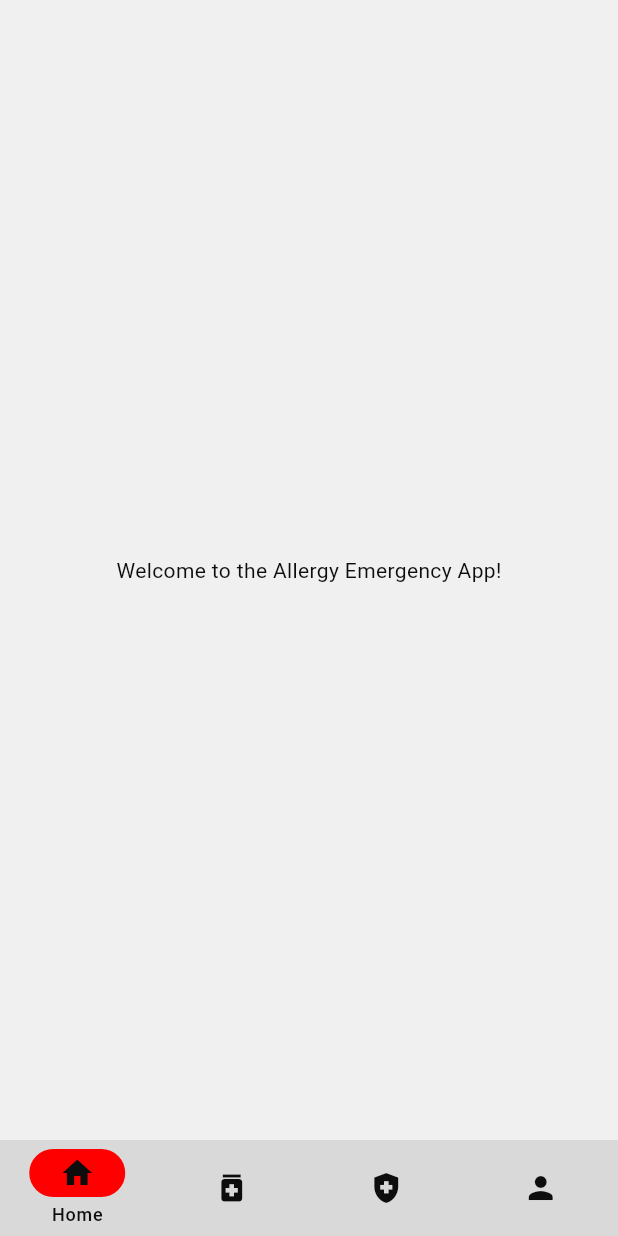
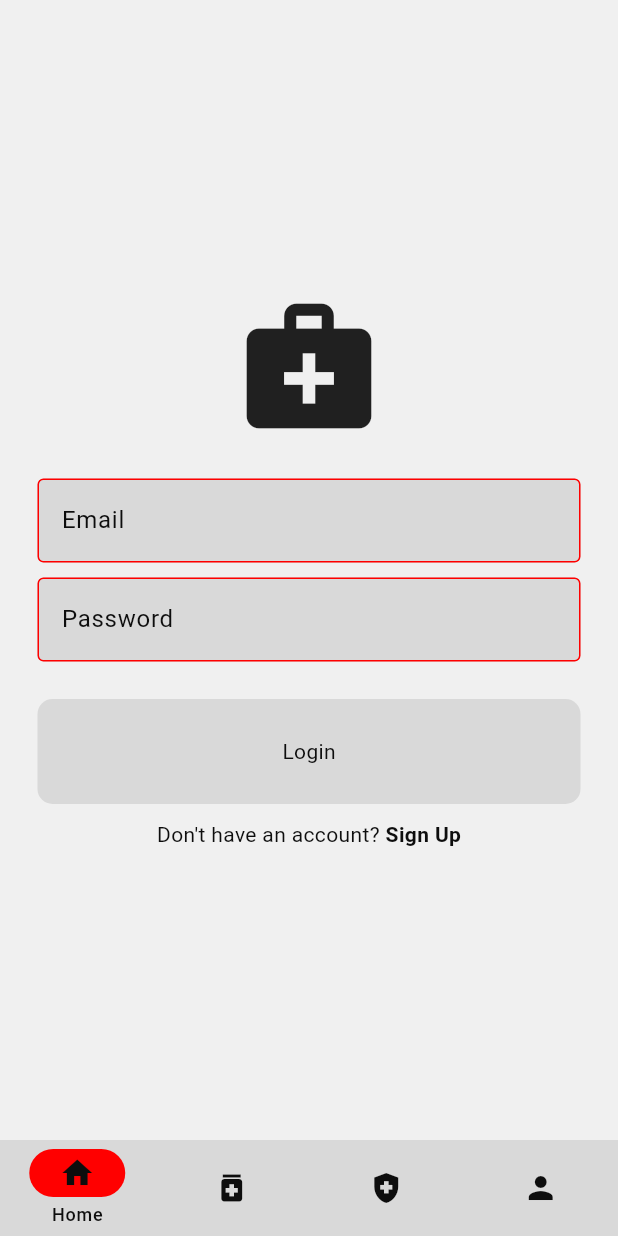
Before and after one commit to Boomexe/Emergency-Allergy-App, a Flutter app: the screen it shows after launch, on a phone screen of 412 x 824 dp. Run offline on Flutter 3.47's test engine with Material 3 defaults, Android fonts, the phone set to English and light mode, and no system bars; our stand-ins replace firebase_auth, firebase_core, flutter_secure_storage, multi_select_flutter; missing offline and left inert: day_picker; accounts and stored records are empty.

Commit message:
firebase auth

```diff
--- /dev/null
+++ b/lib/auth/auth_service.dart
@@ -0,0 +1,17 @@
+import 'package:firebase_auth/firebase_auth.dart';
+
+class AuthService {
+  final FirebaseAuth _auth = FirebaseAuth.instance;
+
+  Future<User?> signInWithEmailAndPassword(String email, String password) async {
+    try {
+      final UserCredential userCredential = await _auth.signInWithEmailAndPassword(
+        email: email,
+        password: password,
+      );
+      return userCredential.user;
+    } on FirebaseAuthException catch (e) {
+      throw Exception(e.code);
+    }
+  }
+}
--- /dev/null
+++ b/lib/auth/login_or_register_screen.dart
@@ -0,0 +1,29 @@
+import 'package:emergency_allergy_app/screens/login_screen.dart';
+import 'package:emergency_allergy_app/screens/register_screen.dart';
+import 'package:flutter/material.dart';
+
+class LoginOrRegister extends StatefulWidget {
+  const LoginOrRegister({super.key});
+
+  @override
+  State<LoginOrRegister> createState() => _LoginOrRegisterState();
+}
+
+class _LoginOrRegisterState extends State<LoginOrRegister> {
+  bool showLoginPage = true;
+
+  void togglePages() {
+    setState(() {
+      showLoginPage = !showLoginPage;
+    });
+  }
+
+  @override
+  Widget build(BuildContext context) {
+    if (showLoginPage) {
+      return LoginScreen(onTap: togglePages);
+    } else {
+      return RegisterScreen(onTap: togglePages);
+    }
+  }
+}
--- /dev/null
+++ b/lib/components/form_button.dart
@@ -0,0 +1,27 @@
+import 'package:flutter/foundation.dart';
+import 'package:flutter/material.dart';
+import 'package:flutter/widgets.dart';
+
+class FormButton extends StatelessWidget {
+  final void Function() onTap;
+  final String text;
+  const FormButton({super.key, required this.onTap, required this.text});
+
+  @override
+  Widget build(BuildContext context) {
+    return GestureDetector(
+      onTap: onTap,
+      child: Container(
+        decoration: BoxDecoration(
+          borderRadius: BorderRadius.circular(10),
+          color: Theme.of(context).colorScheme.primary,
+        ),
+        padding: const EdgeInsets.all(25),
+        margin: const EdgeInsets.symmetric(horizontal: 25),
+        child: Center(
+          child: Text(text),
+        ),
+      ),
+    );
+  }
+}
--- /dev/null
+++ b/lib/components/form_textfield.dart
@@ -0,0 +1,31 @@
+import 'package:flutter/material.dart';
+
+class FormTextField extends StatelessWidget {
+  final String hintText;
+  final bool obscureText;
+  final TextEditingController textController;
+  const FormTextField({super.key, required this.hintText, this.obscureText = false, required this.textController});
+
+  @override
+  Widget build(BuildContext context) {
+    return Padding(
+      padding: const EdgeInsets.symmetric(horizontal: 25),
+      child: TextField(
+        controller: textController,
+        decoration: InputDecoration(
+          enabledBorder: OutlineInputBorder(
+              borderSide:
+                  BorderSide(color: Theme.of(context).colorScheme.secondary)),
+          focusedBorder: OutlineInputBorder(
+              borderSide:
+                  BorderSide(color: Theme.of(context).colorScheme.secondary)),
+          hintText: hintText,
+          filled: true,
+          fillColor: Theme.of(context).colorScheme.primary,
+        ),
+
+        obscureText: obscureText,
+      ),
+    );
+  }
+}
--- a/lib/main.dart
+++ b/lib/main.dart
@@ -1,3 +1,4 @@
+import 'package:emergency_allergy_app/auth/login_or_register_screen.dart';
 import 'package:flutter/material.dart';
 
 import 'package:emergency_allergy_app/components/custom_navigation_bar.dart';
@@ -14,6 +15,8 @@ import 'package:firebase_core/firebase_core.dart';
 import 'package:emergency_allergy_app/firebase_options.dart';
 
 Future<void> main() async {
+  WidgetsFlutterBinding.ensureInitialized();
+
   await Firebase.initializeApp(options: DefaultFirebaseOptions.currentPlatform);
   runApp(const MyApp());
 }
@@ -26,11 +29,12 @@ class MyApp extends StatefulWidget {
 }
 
 class _MyAppState extends State<MyApp> {
-  static const List<Widget> screens = [
-    Dashboard(),
-    Medications(),
-    Allergies(),
-    Profile(),
+  static List<Widget> screens = [
+    // Dashboard(),
+    const LoginOrRegister(),
+    const Medications(),
+    const Allergies(),
+    const Profile(),
   ];
 
   int selectedIndex = 0;
--- /dev/null
+++ b/lib/screens/login_screen.dart
@@ -0,0 +1,62 @@
+import 'package:emergency_allergy_app/auth/auth_service.dart';
+import 'package:emergency_allergy_app/components/form_button.dart';
+import 'package:emergency_allergy_app/components/form_textfield.dart';
+import 'package:flutter/material.dart';
+
+class LoginScreen extends StatelessWidget {
+  final void Function() onTap;
+  LoginScreen({super.key, required this.onTap});
+
+  final TextEditingController emailController = TextEditingController();
+  final TextEditingController passwordController = TextEditingController();
+
+  void login(BuildContext context) async {
+    final authService = AuthService();
+
+    try {
+      await authService.signInWithEmailAndPassword(
+          emailController.text, passwordController.text);
+    } catch (e) {
+      showDialog(
+          context: context,
+          builder: (context) => AlertDialog(title: Text(e.toString())));
+    }
+  }
+
+  @override
+  Widget build(BuildContext context) {
+    return Scaffold(
+      body: Center(
+        child: Column(
+          mainAxisAlignment: MainAxisAlignment.center,
+          children: [
+            const Icon(Icons.medical_services, size: 100),
+            const SizedBox(height: 25),
+            FormTextField(hintText: 'Email', textController: emailController),
+            const SizedBox(height: 10),
+            FormTextField(
+                hintText: 'Password',
+                obscureText: true,
+                textController: passwordController),
+            const SizedBox(height: 25),
+            FormButton(onTap: () => login(context), text: 'Login'),
+            const SizedBox(height: 10),
+            Row(
+              mainAxisAlignment: MainAxisAlignment.center,
+              children: [
+                const Text('Don\'t have an account? '),
+                GestureDetector(
+                  onTap: onTap,
+                  child: const Text(
+                    'Sign Up',
+                    style: TextStyle(fontWeight: FontWeight.bold),
+                  ),
+                )
+              ],
+            )
+          ],
+        ),
+      ),
+    );
+  }
+}
--- a/pubspec.yaml
+++ b/pubspec.yaml
@@ -42,6 +42,7 @@ dependencies:
   multi_select_flutter: ^4.1.3
   choice: ^2.3.2
   firebase_core: ^3.3.0
+  firebase_auth: ^5.2.0
 
 dev_dependencies:
   flutter_test:
```
Also changed, not shown: lib/auth/auth_gate.dart (added, +26 -0 lines), lib/screens/home_screen.dart (added, +10 -0 lines), lib/screens/register_screen.dart (added, +48 -0 lines), firebase.json, pubspec.lock, 3 other files.
